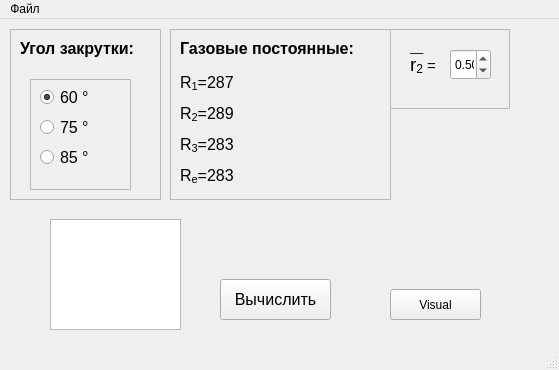
Before: the Qt Designer form UIs/dippr.ui in Pirozhok76/dip-ksvp, drawn with Qt 5.
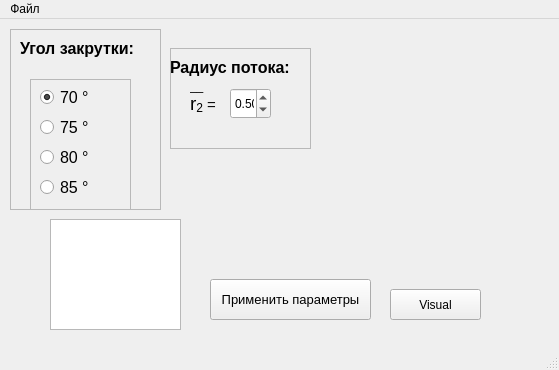
After: the same form once the commit is applied.

```diff
--- a/UIs/dippr.ui
+++ b/UIs/dippr.ui
@@ -17,9 +17,9 @@
    <widget class="QPushButton" name="btn1">
     <property name="geometry">
      <rect>
-      <x>220</x>
+      <x>210</x>
       <y>260</y>
-      <width>111</width>
+      <width>161</width>
       <height>41</height>
      </rect>
     </property>
@@ -31,68 +31,23 @@
     </property>
     <property name="font">
      <font>
-      <pointsize>12</pointsize>
+      <pointsize>10</pointsize>
      </font>
     </property>
     <property name="autoFillBackground">
      <bool>false</bool>
     </property>
     <property name="text">
-     <string>Вычислить</string>
+     <string>Применить параметры</string>
     </property>
    </widget>
-   <widget class="QFrame" name="frame">
-    <property name="geometry">
-     <rect>
-      <x>170</x>
-      <y>10</y>
-      <width>221</width>
-      <height>171</height>
-     </rect>
-    </property>
-    <property name="frameShape">
-     <enum>QFrame::StyledPanel</enum>
-    </property>
-    <property name="frameShadow">
-     <enum>QFrame::Raised</enum>
-    </property>
-    <widget class="QLabel" name="label_8">
-     <property name="geometry">
-      <rect>
-       <x>10</x>
-       <y>10</y>
-       <width>191</width>
-       <height>20</height>
-      </rect>
-     </property>
-     <property name="frameShape">
-      <enum>QFrame::NoFrame</enum>
-     </property>
-     <property name="text">
-      <string>&lt;html&gt;&lt;head/&gt;&lt;body&gt;&lt;p&gt;&lt;span style=&quot; font-size:12pt; font-weight:600;&quot;&gt;Газовые постоянные:&lt;/span&gt;&lt;/p&gt;&lt;/body&gt;&lt;/html&gt;</string>
-     </property>
-    </widget>
-    <widget class="QLabel" name="label">
-     <property name="geometry">
-      <rect>
-       <x>10</x>
-       <y>40</y>
-       <width>121</width>
-       <height>121</height>
-      </rect>
-     </property>
-     <property name="text">
-      <string>&lt;html&gt;&lt;head/&gt;&lt;body&gt;&lt;p&gt;&lt;span style=&quot; font-size:12pt;&quot;&gt;R&lt;/span&gt;&lt;span style=&quot; font-size:12pt; vertical-align:sub;&quot;&gt;1&lt;/span&gt;&lt;span style=&quot; font-size:12pt;&quot;&gt;=287&lt;/span&gt;&lt;/p&gt;&lt;p&gt;&lt;span style=&quot; font-size:12pt;&quot;&gt;R&lt;/span&gt;&lt;span style=&quot; font-size:12pt; vertical-align:sub;&quot;&gt;2&lt;/span&gt;&lt;span style=&quot; font-size:12pt;&quot;&gt;=289&lt;/span&gt;&lt;/p&gt;&lt;p&gt;&lt;span style=&quot; font-size:12pt;&quot;&gt;R&lt;/span&gt;&lt;span style=&quot; font-size:12pt; vertical-align:sub;&quot;&gt;3&lt;/span&gt;&lt;span style=&quot; font-size:12pt;&quot;&gt;=283&lt;/span&gt;&lt;/p&gt;&lt;p&gt;&lt;span style=&quot; font-size:12pt;&quot;&gt;R&lt;/span&gt;&lt;span style=&quot; font-size:12pt; vertical-align:sub;&quot;&gt;e&lt;/span&gt;&lt;span style=&quot; font-size:12pt;&quot;&gt;=283&lt;/span&gt;&lt;/p&gt;&lt;/body&gt;&lt;/html&gt;</string>
-     </property>
-    </widget>
-   </widget>
    <widget class="QFrame" name="frame_2">
     <property name="geometry">
      <rect>
       <x>10</x>
       <y>10</y>
       <width>151</width>
-      <height>171</height>
+      <height>181</height>
      </rect>
     </property>
     <property name="frameShape">
@@ -123,7 +78,7 @@
        <x>20</x>
        <y>50</y>
        <width>101</width>
-       <height>111</height>
+       <height>131</height>
       </rect>
      </property>
      <property name="frameShape">
@@ -150,7 +105,7 @@
        </font>
       </property>
       <property name="text">
-       <string>60 °</string>
+       <string>70 °</string>
       </property>
       <property name="checked">
        <bool>true</bool>
@@ -189,6 +144,24 @@
        </font>
       </property>
       <property name="text">
+       <string>80 °</string>
+      </property>
+     </widget>
+     <widget class="QRadioButton" name="radioButton_4">
+      <property name="geometry">
+       <rect>
+        <x>10</x>
+        <y>100</y>
+        <width>51</width>
+        <height>17</height>
+       </rect>
+      </property>
+      <property name="font">
+       <font>
+        <pointsize>12</pointsize>
+       </font>
+      </property>
+      <property name="text">
        <string>85 °</string>
       </property>
      </widget>
@@ -197,10 +170,10 @@
    <widget class="QFrame" name="frame_3">
     <property name="geometry">
      <rect>
-      <x>390</x>
-      <y>10</y>
-      <width>120</width>
-      <height>80</height>
+      <x>170</x>
+      <y>29</y>
+      <width>141</width>
+      <height>101</height>
      </rect>
     </property>
     <property name="frameShape">
@@ -213,7 +186,7 @@
      <property name="geometry">
       <rect>
        <x>60</x>
-       <y>20</y>
+       <y>40</y>
        <width>41</width>
        <height>31</height>
       </rect>
@@ -241,7 +214,7 @@
      <property name="geometry">
       <rect>
        <x>20</x>
-       <y>20</y>
+       <y>40</y>
        <width>41</width>
        <height>31</height>
       </rect>
@@ -254,7 +227,7 @@
      <property name="geometry">
       <rect>
        <x>20</x>
-       <y>10</y>
+       <y>30</y>
        <width>16</width>
        <height>16</height>
       </rect>
@@ -263,6 +236,22 @@
       <string>__</string>
      </property>
     </widget>
+    <widget class="QLabel" name="label_8">
+     <property name="geometry">
+      <rect>
+       <x>0</x>
+       <y>10</y>
+       <width>131</width>
+       <height>20</height>
+      </rect>
+     </property>
+     <property name="frameShape">
+      <enum>QFrame::NoFrame</enum>
+     </property>
+     <property name="text">
+      <string>&lt;html&gt;&lt;head/&gt;&lt;body&gt;&lt;p&gt;&lt;span style=&quot; font-size:12pt; font-weight:600;&quot;&gt;Радиус потока:&lt;/span&gt;&lt;/p&gt;&lt;/body&gt;&lt;/html&gt;</string>
+     </property>
+    </widget>
    </widget>
    <widget class="QTextEdit" name="textEdit">
     <property name="geometry">
```
